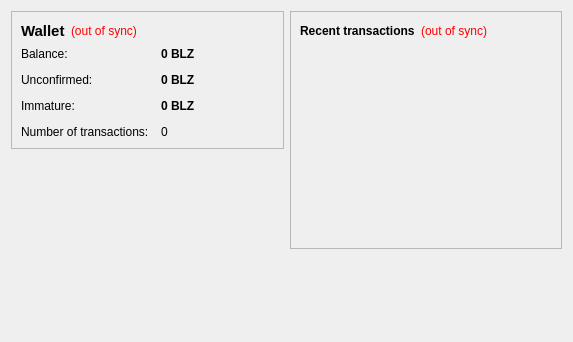
First picture: the form in src/qt/forms/overviewpage.ui, repository wpstudio/blazecoin, before the edit.
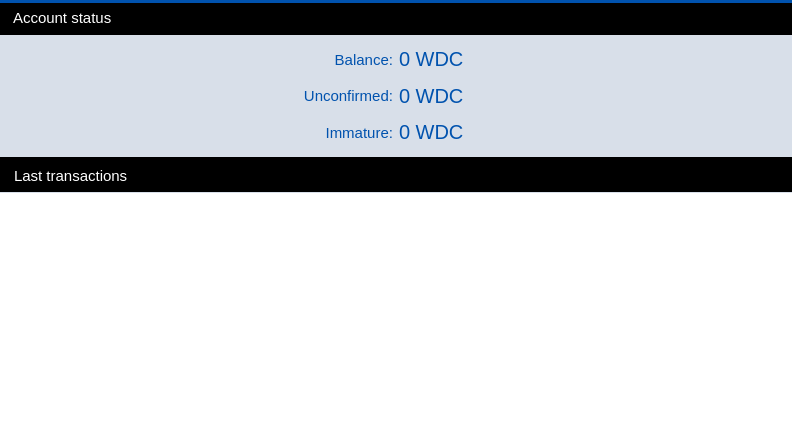
Second picture: the form after the edit. Icons and pictures are not drawn.

Commit message: Version 2 fix with Leveldb done right

Patch:
```diff
--- a/src/qt/forms/overviewpage.ui
+++ b/src/qt/forms/overviewpage.ui
@@ -6,317 +6,950 @@
    <rect>
     <x>0</x>
     <y>0</y>
-    <width>573</width>
-    <height>342</height>
+    <width>792</width>
+    <height>438</height>
    </rect>
   </property>
+  <property name="palette">
+   <palette>
+    <active>
+     <colorrole role="Button">
+      <brush brushstyle="SolidPattern">
+       <color alpha="255">
+        <red>233</red>
+        <green>217</green>
+        <blue>216</blue>
+       </color>
+      </brush>
+     </colorrole>
+     <colorrole role="Base">
+      <brush brushstyle="SolidPattern">
+       <color alpha="255">
+        <red>233</red>
+        <green>217</green>
+        <blue>216</blue>
+       </color>
+      </brush>
+     </colorrole>
+     <colorrole role="Window">
+      <brush brushstyle="SolidPattern">
+       <color alpha="255">
+        <red>233</red>
+        <green>217</green>
+        <blue>216</blue>
+       </color>
+      </brush>
+     </colorrole>
+     <colorrole role="Highlight">
+      <brush brushstyle="SolidPattern">
+       <color alpha="255">
+        <red>235</red>
+        <green>235</green>
+        <blue>235</blue>
+       </color>
+      </brush>
+     </colorrole>
+     <colorrole role="HighlightedText">
+      <brush brushstyle="SolidPattern">
+       <color alpha="255">
+        <red>171</red>
+        <green>127</green>
+        <blue>130</blue>
+       </color>
+      </brush>
+     </colorrole>
+    </active>
+    <inactive>
+     <colorrole role="Button">
+      <brush brushstyle="SolidPattern">
+       <color alpha="255">
+        <red>233</red>
+        <green>217</green>
+        <blue>216</blue>
+       </color>
+      </brush>
+     </colorrole>
+     <colorrole role="Base">
+      <brush brushstyle="SolidPattern">
+       <color alpha="255">
+        <red>233</red>
+        <green>217</green>
+        <blue>216</blue>
+       </color>
+      </brush>
+     </colorrole>
+     <colorrole role="Window">
+      <brush brushstyle="SolidPattern">
+       <color alpha="255">
+        <red>233</red>
+        <green>217</green>
+        <blue>216</blue>
+       </color>
+      </brush>
+     </colorrole>
+     <colorrole role="Highlight">
+      <brush brushstyle="SolidPattern">
+       <color alpha="255">
+        <red>235</red>
+        <green>235</green>
+        <blue>235</blue>
+       </color>
+      </brush>
+     </colorrole>
+     <colorrole role="HighlightedText">
+      <brush brushstyle="SolidPattern">
+       <color alpha="255">
+        <red>171</red>
+        <green>127</green>
+        <blue>130</blue>
+       </color>
+      </brush>
+     </colorrole>
+    </inactive>
+    <disabled>
+     <colorrole role="Button">
+      <brush brushstyle="SolidPattern">
+       <color alpha="255">
+        <red>233</red>
+        <green>217</green>
+        <blue>216</blue>
+       </color>
+      </brush>
+     </colorrole>
+     <colorrole role="Base">
+      <brush brushstyle="SolidPattern">
+       <color alpha="255">
+        <red>233</red>
+        <green>217</green>
+        <blue>216</blue>
+       </color>
+      </brush>
+     </colorrole>
+     <colorrole role="Window">
+      <brush brushstyle="SolidPattern">
+       <color alpha="255">
+        <red>233</red>
+        <green>217</green>
+        <blue>216</blue>
+       </color>
+      </brush>
+     </colorrole>
+     <colorrole role="Highlight">
+      <brush brushstyle="SolidPattern">
+       <color alpha="255">
+        <red>240</red>
+        <green>240</green>
+        <blue>240</blue>
+       </color>
+      </brush>
+     </colorrole>
+     <colorrole role="HighlightedText">
+      <brush brushstyle="SolidPattern">
+       <color alpha="255">
+        <red>171</red>
+        <green>127</green>
+        <blue>130</blue>
+       </color>
+      </brush>
+     </colorrole>
+    </disabled>
+   </palette>
+  </property>
   <property name="windowTitle">
    <string>Form</string>
   </property>
-  <layout class="QHBoxLayout" name="horizontalLayout" stretch="1,1">
+  <layout class="QVBoxLayout" name="verticalLayout">
+   <property name="spacing">
+    <number>0</number>
+   </property>
+   <property name="margin">
+    <number>0</number>
+   </property>
    <item>
-    <layout class="QVBoxLayout" name="verticalLayout_2">
-     <item>
-      <widget class="QFrame" name="frame">
-       <property name="frameShape">
-        <enum>QFrame::StyledPanel</enum>
-       </property>
-       <property name="frameShadow">
-        <enum>QFrame::Raised</enum>
-       </property>
-       <layout class="QVBoxLayout" name="verticalLayout_4">
-        <item>
-         <layout class="QHBoxLayout" name="horizontalLayout_4">
-          <item>
-           <widget class="QLabel" name="label_5">
-            <property name="font">
-             <font>
-              <pointsize>11</pointsize>
-              <weight>75</weight>
-              <bold>true</bold>
-             </font>
-            </property>
-            <property name="text">
-             <string>Wallet</string>
-            </property>
-           </widget>
-          </item>
-          <item>
-           <widget class="QLabel" name="labelWalletStatus">
-            <property name="toolTip">
-             <string>The displayed information may be out of date. Your wallet automatically synchronizes with the Blazecoin network after a connection is established, but this process has not completed yet.</string>
-            </property>
-            <property name="styleSheet">
-             <string notr="true">QLabel { color: red; }</string>
-            </property>
-            <property name="text">
-             <string notr="true">(out of sync)</string>
-            </property>
-            <property name="alignment">
-             <set>Qt::AlignLeading|Qt::AlignLeft|Qt::AlignVCenter</set>
-            </property>
-           </widget>
-          </item>
-          <item>
-           <spacer name="horizontalSpacer_2">
-            <property name="orientation">
-             <enum>Qt::Horizontal</enum>
-            </property>
-            <property name="sizeHint" stdset="0">
-             <size>
-              <width>40</width>
-              <height>20</height>
-             </size>
-            </property>
-           </spacer>
-          </item>
-         </layout>
-        </item>
-        <item>
-         <layout class="QFormLayout" name="formLayout_2">
-          <property name="fieldGrowthPolicy">
-           <enum>QFormLayout::AllNonFixedFieldsGrow</enum>
-          </property>
-          <property name="horizontalSpacing">
-           <number>12</number>
-          </property>
-          <property name="verticalSpacing">
-           <number>12</number>
-          </property>
-          <item row="0" column="0">
-           <widget class="QLabel" name="label">
-            <property name="text">
-             <string>Balance:</string>
-            </property>
-           </widget>
-          </item>
-          <item row="0" column="1">
-           <widget class="QLabel" name="labelBalance">
-            <property name="font">
-             <font>
-              <weight>75</weight>
-              <bold>true</bold>
-             </font>
-            </property>
-            <property name="cursor">
-             <cursorShape>IBeamCursor</cursorShape>
-            </property>
-            <property name="toolTip">
-             <string>Your current balance</string>
-            </property>
-            <property name="text">
-             <string notr="true">0 BLZ</string>
-            </property>
-            <property name="textInteractionFlags">
-             <set>Qt::LinksAccessibleByMouse|Qt::TextSelectableByKeyboard|Qt::TextSelectableByMouse</set>
-            </property>
-           </widget>
-          </item>
-          <item row="1" column="0">
-           <widget class="QLabel" name="label_3">
-            <property name="text">
-             <string>Unconfirmed:</string>
-            </property>
-           </widget>
-          </item>
-          <item row="1" column="1">
-           <widget class="QLabel" name="labelUnconfirmed">
-            <property name="font">
-             <font>
-              <weight>75</weight>
-              <bold>true</bold>
-             </font>
-            </property>
-            <property name="cursor">
-             <cursorShape>IBeamCursor</cursorShape>
-            </property>
-            <property name="toolTip">
-             <string>Total of transactions that have yet to be confirmed, and do not yet count toward the current balance</string>
-            </property>
-            <property name="text">
-             <string notr="true">0 BLZ</string>
-            </property>
-            <property name="textInteractionFlags">
-             <set>Qt::LinksAccessibleByMouse|Qt::TextSelectableByKeyboard|Qt::TextSelectableByMouse</set>
-            </property>
-           </widget>
-          </item>
-          <item row="3" column="0">
-           <widget class="QLabel" name="label_2">
-            <property name="text">
-             <string>Number of transactions:</string>
-            </property>
-           </widget>
-          </item>
-          <item row="3" column="1">
-           <widget class="QLabel" name="labelNumTransactions">
-            <property name="toolTip">
-             <string>Total number of transactions in wallet</string>
-            </property>
-            <property name="text">
-             <string notr="true">0</string>
-            </property>
-           </widget>
-          </item>
-          <item row="2" column="0">
-           <widget class="QLabel" name="labelImmatureText">
-            <property name="text">
-             <string>Immature:</string>
-            </property>
-           </widget>
-          </item>
-          <item row="2" column="1">
-           <widget class="QLabel" name="labelImmature">
-            <property name="font">
-             <font>
-              <weight>75</weight>
-              <bold>true</bold>
-             </font>
-            </property>
-            <property name="toolTip">
-             <string>Mined balance that has not yet matured</string>
-            </property>
-            <property name="text">
-             <string notr="true">0 BLZ</string>
-            </property>
-            <property name="textInteractionFlags">
-             <set>Qt::LinksAccessibleByMouse|Qt::TextSelectableByKeyboard|Qt::TextSelectableByMouse</set>
-            </property>
-           </widget>
-          </item>
-         </layout>
-        </item>
-       </layout>
-      </widget>
-     </item>
-     <item>
-      <spacer name="verticalSpacer">
-       <property name="orientation">
-        <enum>Qt::Vertical</enum>
-       </property>
-       <property name="sizeHint" stdset="0">
-        <size>
-         <width>20</width>
-         <height>40</height>
-        </size>
-       </property>
-      </spacer>
-     </item>
-     <item>
-         <widget class="QLabel" name="label_wallet_bgcoin">
-          <property name="text">
-           <string/>
-          </property>
-          <property name="pixmap">
-           <pixmap resource="../bitcoin.qrc">:/images/blazecoin_splash.png</pixmap>
-          </property>
-          <property name="scaledContents">
-           <bool>false</bool>
-          </property>
-          <property name="alignment">
-           <set>Qt::AlignCenter</set>
-          </property>
-          <property name="margin">
-           <number>-2</number>
-          </property>
-         </widget>
-        </item>
-        <item>
-         <widget class="QLabel" name="label_6">
-          <property name="text">
-           <string/>
-          </property>
-         </widget>
-        </item>
-    </layout>
+    <widget class="QWidget" name="wStatus" native="true">
+     <property name="minimumSize">
+      <size>
+       <width>0</width>
+       <height>157</height>
+      </size>
+     </property>
+     <property name="maximumSize">
+      <size>
+       <width>16777215</width>
+       <height>157</height>
+      </size>
+     </property>
+     <layout class="QVBoxLayout" name="verticalLayout_4">
+      <property name="spacing">
+       <number>0</number>
+      </property>
+      <property name="margin">
+       <number>0</number>
+      </property>
+      <item>
+       <widget class="Line" name="line">
+        <property name="styleSheet">
+         <string notr="true">background-color: #0052AE;</string>
+        </property>
+        <property name="frameShadow">
+         <enum>QFrame::Raised</enum>
+        </property>
+        <property name="lineWidth">
+         <number>0</number>
+        </property>
+        <property name="orientation">
+         <enum>Qt::Horizontal</enum>
+        </property>
+       </widget>
+      </item>
+      <item>
+       <widget class="QWidget" name="wStateHeader" native="true">
+        <property name="minimumSize">
+         <size>
+          <width>0</width>
+          <height>32</height>
+         </size>
+        </property>
+        <property name="maximumSize">
+         <size>
+          <width>16777215</width>
+          <height>32</height>
+         </size>
+        </property>
+        <property name="sizeIncrement">
+         <size>
+          <width>0</width>
+          <height>0</height>
+         </size>
+        </property>
+        <property name="styleSheet">
+         <string notr="true">#wStateHeader {
+	background-color: black;
+}</string>
+        </property>
+        <property name="is_header" stdset="0">
+         <bool>true</bool>
+        </property>
+        <widget class="QLabel" name="label_5">
+         <property name="geometry">
+          <rect>
+           <x>13</x>
+           <y>6</y>
+           <width>112</width>
+           <height>18</height>
+          </rect>
+         </property>
+         <property name="font">
+          <font>
+           <pointsize>11</pointsize>
+           <stylestrategy>PreferAntialias</stylestrategy>
+          </font>
+         </property>
+         <property name="styleSheet">
+          <string notr="true">QLabel {
+	color: #fff;
+}</string>
+         </property>
+         <property name="text">
+          <string>Account status</string>
+         </property>
+        </widget>
+       </widget>
+      </item>
+      <item>
+       <widget class="QWidget" name="wState" native="true">
+        <property name="sizePolicy">
+         <sizepolicy hsizetype="Preferred" vsizetype="Preferred">
+          <horstretch>0</horstretch>
+          <verstretch>0</verstretch>
+         </sizepolicy>
+        </property>
+        <property name="styleSheet">
+         <string notr="true">#wState {
+	background-color: #D8DFE9;
+}</string>
+        </property>
+        <layout class="QGridLayout" name="gridLayout">
+         <item row="2" column="2">
+          <layout class="QHBoxLayout" name="horizontalLayout_3">
+           <item>
+            <widget class="QLabel" name="labelImmature">
+             <property name="font">
+              <font>
+               <pointsize>15</pointsize>
+               <stylestrategy>PreferAntialias</stylestrategy>
+              </font>
+             </property>
+             <property name="styleSheet">
+              <string notr="true">color: #0052AE;</string>
+             </property>
+             <property name="text">
+              <string>0 WDC</string>
+             </property>
+             <property name="textInteractionFlags">
+              <set>Qt::TextSelectableByMouse</set>
+             </property>
+            </widget>
+           </item>
+           <item>
+            <widget class="QLabel" name="label_3">
+             <property name="text">
+              <string/>
+             </property>
+             <property name="pixmap">
+              <pixmap resource="../res.qrc">:/res/logo_small.png</pixmap>
+             </property>
+            </widget>
+           </item>
+           <item>
+            <spacer name="horizontalSpacer_4">
+             <property name="orientation">
+              <enum>Qt::Horizontal</enum>
+             </property>
+             <property name="sizeHint" stdset="0">
+              <size>
+               <width>40</width>
+               <height>20</height>
+              </size>
+             </property>
+            </spacer>
+           </item>
+          </layout>
+         </item>
+         <item row="1" column="2">
+          <layout class="QHBoxLayout" name="horizontalLayout_2">
+           <item>
+            <widget class="QLabel" name="labelUnconfirmed">
+             <property name="font">
+              <font>
+               <pointsize>15</pointsize>
+               <stylestrategy>PreferAntialias</stylestrategy>
+              </font>
+             </property>
+             <property name="styleSheet">
+              <string notr="true">color: #0052AE;</string>
+             </property>
+             <property name="text">
+              <string>0 WDC</string>
+             </property>
+             <property name="textInteractionFlags">
+              <set>Qt::TextSelectableByMouse</set>
+             </property>
+            </widget>
+           </item>
+           <item>
+            <widget class="QLabel" name="label_2">
+             <property name="text">
+              <string/>
+             </property>
+             <property name="pixmap">
+              <pixmap resource="../res.qrc">:/res/logo_small.png</pixmap>
+             </property>
+            </widget>
+           </item>
+           <item>
+            <spacer name="horizontalSpacer_3">
+             <property name="orientation">
+              <enum>Qt::Horizontal</enum>
+             </property>
+             <property name="sizeHint" stdset="0">
+              <size>
+               <width>40</width>
+               <height>20</height>
+              </size>
+             </property>
+            </spacer>
+           </item>
+          </layout>
+         </item>
+         <item row="0" column="2">
+          <layout class="QHBoxLayout" name="horizontalLayout">
+           <item>
+            <widget class="QLabel" name="labelBalance">
+             <property name="font">
+              <font>
+               <pointsize>15</pointsize>
+               <stylestrategy>PreferAntialias</stylestrategy>
+              </font>
+             </property>
+             <property name="styleSheet">
+              <string notr="true">color: #0052AE;</string>
+             </property>
+             <property name="text">
+              <string>0 WDC</string>
+             </property>
+             <property name="textInteractionFlags">
+              <set>Qt::TextSelectableByMouse</set>
+             </property>
+            </widget>
+           </item>
+           <item>
+            <widget class="QLabel" name="label">
+             <property name="text">
+              <string/>
+             </property>
+             <property name="pixmap">
+              <pixmap resource="../res.qrc">:/res/logo_small.png</pixmap>
+             </property>
+            </widget>
+           </item>
+           <item>
+            <spacer name="horizontalSpacer">
+             <property name="orientation">
+              <enum>Qt::Horizontal</enum>
+             </property>
+             <property name="sizeHint" stdset="0">
+              <size>
+               <width>40</width>
+               <height>20</height>
+              </size>
+             </property>
+            </spacer>
+           </item>
+          </layout>
+         </item>
+         <item row="0" column="1">
+          <layout class="QHBoxLayout" name="horizontalLayout_4">
+           <item>
+            <spacer name="horizontalSpacer_2">
+             <property name="orientation">
+              <enum>Qt::Horizontal</enum>
+             </property>
+             <property name="sizeHint" stdset="0">
+              <size>
+               <width>40</width>
+               <height>20</height>
+              </size>
+             </property>
+            </spacer>
+           </item>
+           <item>
+            <widget class="QLabel" name="label_6">
+             <property name="font">
+              <font>
+               <pointsize>11</pointsize>
+               <stylestrategy>PreferAntialias</stylestrategy>
+              </font>
+             </property>
+             <property name="styleSheet">
+              <string notr="true">QLabel {
+	margin-right: 0px;
+	margin-top: 0px;
+	margin-bottom: 0px;
+	color: #0052AE;
+}</string>
+             </property>
+             <property name="text">
+              <string>Balance:</string>
+             </property>
+             <property name="alignment">
+              <set>Qt::AlignRight|Qt::AlignTrailing|Qt::AlignVCenter</set>
+             </property>
+             <property name="margin">
+              <number>0</number>
+             </property>
+             <property name="textInteractionFlags">
+              <set>Qt::NoTextInteraction</set>
+             </property>
+            </widget>
+           </item>
+          </layout>
+         </item>
+         <item row="1" column="1">
+          <layout class="QHBoxLayout" name="horizontalLayout_9">
+           <item>
+            <spacer name="horizontalSpacer_5">
+             <property name="orientation">
+              <enum>Qt::Horizontal</enum>
+             </property>
+             <property name="sizeHint" stdset="0">
+              <size>
+               <width>40</width>
+               <height>20</height>
+              </size>
+             </property>
+            </spacer>
+           </item>
+           <item>
+            <widget class="QLabel" name="label_7">
+             <property name="font">
+              <font>
+               <pointsize>11</pointsize>
+               <stylestrategy>PreferAntialias</stylestrategy>
+              </font>
+             </property>
+             <property name="styleSheet">
+              <string notr="true">QLabel {
+	margin-right: 0px;
+	margin-top: 0px;
+	margin-bottom: 0px;
+	color: #0052AE;
+}</string>
+             </property>
+             <property name="text">
+              <string>Unconfirmed:</string>
+             </property>
+             <property name="alignment">
+              <set>Qt::AlignRight|Qt::AlignTrailing|Qt::AlignVCenter</set>
+             </property>
+             <property name="margin">
+              <number>0</number>
+             </property>
+             <property name="textInteractionFlags">
+              <set>Qt::NoTextInteraction</set>
+             </property>
+            </widget>
+           </item>
+          </layout>
+         </item>
+         <item row="2" column="1">
+          <layout class="QHBoxLayout" name="horizontalLayout_10">
+           <item>
+            <spacer name="horizontalSpacer_7">
+             <property name="orientation">
+              <enum>Qt::Horizontal</enum>
+             </property>
+             <property name="sizeHint" stdset="0">
+              <size>
+               <width>40</width>
+               <height>20</height>
+              </size>
+             </property>
+            </spacer>
+           </item>
+           <item>
+            <widget class="QLabel" name="label_8">
+             <property name="font">
+              <font>
+               <pointsize>11</pointsize>
+               <stylestrategy>PreferAntialias</stylestrategy>
+              </font>
+             </property>
+             <property name="styleSheet">
+              <string notr="true">QLabel {
+	margin-right: 0px;
+	margin-top: 0px;
+	margin-bottom: 0px;
+	color: #0052AE;
+}</string>
+             </property>
+             <property name="text">
+              <string>Immature:</string>
+             </property>
+             <property name="alignment">
+              <set>Qt::AlignRight|Qt::AlignTrailing|Qt::AlignVCenter</set>
+             </property>
+             <property name="margin">
+              <number>0</number>
+             </property>
+             <property name="textInteractionFlags">
+              <set>Qt::NoTextInteraction</set>
+             </property>
+            </widget>
+           </item>
+          </layout>
+         </item>
+        </layout>
+       </widget>
+      </item>
+     </layout>
+    </widget>
    </item>
    <item>
-    <layout class="QVBoxLayout" name="verticalLayout_3">
-     <item>
-      <widget class="QFrame" name="frame_2">
-       <property name="frameShape">
-        <enum>QFrame::StyledPanel</enum>
-       </property>
-       <property name="frameShadow">
-        <enum>QFrame::Raised</enum>
-       </property>
-       <layout class="QVBoxLayout" name="verticalLayout">
-        <item>
-         <layout class="QHBoxLayout" name="horizontalLayout_2">
-          <item>
-           <widget class="QLabel" name="label_4">
-            <property name="text">
-             <string>&lt;b&gt;Recent transactions&lt;/b&gt;</string>
-            </property>
-           </widget>
-          </item>
-          <item>
-           <widget class="QLabel" name="labelTransactionsStatus">
-            <property name="toolTip">
-             <string>The displayed information may be out of date. Your wallet automatically synchronizes with the Blazecoin network after a connection is established, but this process has not completed yet.</string>
-            </property>
-            <property name="styleSheet">
-             <string notr="true">QLabel { color: red; }</string>
-            </property>
-            <property name="text">
-             <string notr="true">(out of sync)</string>
-            </property>
-            <property name="alignment">
-             <set>Qt::AlignRight|Qt::AlignTrailing|Qt::AlignVCenter</set>
-            </property>
-           </widget>
-          </item>
-          <item>
-           <spacer name="horizontalSpacer">
-            <property name="orientation">
-             <enum>Qt::Horizontal</enum>
-            </property>
-            <property name="sizeHint" stdset="0">
-             <size>
-              <width>40</width>
-              <height>20</height>
-             </size>
-            </property>
-           </spacer>
-          </item>
-         </layout>
-        </item>
-        <item>
-         <widget class="QListView" name="listTransactions">
-          <property name="styleSheet">
-           <string notr="true">QListView { background: transparent; }</string>
-          </property>
-          <property name="frameShape">
-           <enum>QFrame::NoFrame</enum>
-          </property>
-          <property name="verticalScrollBarPolicy">
-           <enum>Qt::ScrollBarAlwaysOff</enum>
-          </property>
-          <property name="horizontalScrollBarPolicy">
-           <enum>Qt::ScrollBarAlwaysOff</enum>
-          </property>
-          <property name="selectionMode">
-           <enum>QAbstractItemView::NoSelection</enum>
-          </property>
-         </widget>
-        </item>
-       </layout>
-      </widget>
-     </item>
-     <item>
-      <spacer name="verticalSpacer_2">
-       <property name="orientation">
-        <enum>Qt::Vertical</enum>
-       </property>
-       <property name="sizeHint" stdset="0">
-        <size>
-         <width>20</width>
-         <height>40</height>
-        </size>
-       </property>
-      </spacer>
-     </item>
-    </layout>
+    <widget class="QWidget" name="wLastTransactions" native="true">
+     <property name="minimumSize">
+      <size>
+       <width>0</width>
+       <height>257</height>
+      </size>
+     </property>
+     <layout class="QVBoxLayout" name="verticalLayout_5">
+      <property name="spacing">
+       <number>0</number>
+      </property>
+      <property name="margin">
+       <number>0</number>
+      </property>
+      <item>
+       <widget class="Line" name="line_2">
+        <property name="styleSheet">
+         <string notr="true">background-color: #000000;</string>
+        </property>
+        <property name="lineWidth">
+         <number>0</number>
+        </property>
+        <property name="orientation">
+         <enum>Qt::Horizontal</enum>
+        </property>
+       </widget>
+      </item>
+      <item>
+       <widget class="QWidget" name="wLastTransactionsHeader" native="true">
+        <property name="minimumSize">
+         <size>
+          <width>0</width>
+          <height>32</height>
+         </size>
+        </property>
+        <property name="maximumSize">
+         <size>
+          <width>16777215</width>
+          <height>32</height>
+         </size>
+        </property>
+        <property name="styleSheet">
+         <string notr="true">#wLastTransactionsHeader {
+	background-color: black;
+color: white;
+}</string>
+        </property>
+        <property name="is_header" stdset="0">
+         <bool>true</bool>
+        </property>
+        <widget class="QLabel" name="label_19">
+         <property name="geometry">
+          <rect>
+           <x>14</x>
+           <y>7</y>
+           <width>129</width>
+           <height>18</height>
+          </rect>
+         </property>
+         <property name="font">
+          <font>
+           <pointsize>11</pointsize>
+           <stylestrategy>PreferAntialias</stylestrategy>
+          </font>
+         </property>
+         <property name="styleSheet">
+          <string notr="true">QLabel {
+	color: #fff;
+}</string>
+         </property>
+         <property name="text">
+          <string>Last transactions</string>
+         </property>
+        </widget>
+       </widget>
+      </item>
+      <item>
+       <widget class="QWidget" name="wLastTransactionsContainer" native="true">
+        <property name="palette">
+         <palette>
+          <active>
+           <colorrole role="WindowText">
+            <brush brushstyle="SolidPattern">
+             <color alpha="255">
+              <red>0</red>
+              <green>0</green>
+              <blue>0</blue>
+             </color>
+            </brush>
+           </colorrole>
+           <colorrole role="Button">
+            <brush brushstyle="SolidPattern">
+             <color alpha="255">
+              <red>216</red>
+              <green>223</green>
+              <blue>233</blue>
+             </color>
+            </brush>
+           </colorrole>
+           <colorrole role="Text">
+            <brush brushstyle="SolidPattern">
+             <color alpha="255">
+              <red>0</red>
+              <green>0</green>
+              <blue>0</blue>
+             </color>
+            </brush>
+           </colorrole>
+           <colorrole role="ButtonText">
+            <brush brushstyle="SolidPattern">
+             <color alpha="255">
+              <red>0</red>
+              <green>0</green>
+              <blue>0</blue>
+             </color>
+            </brush>
+           </colorrole>
+           <colorrole role="Base">
+            <brush brushstyle="SolidPattern">
+             <color alpha="255">
+              <red>216</red>
+              <green>223</green>
+              <blue>233</blue>
+             </color>
+            </brush>
+           </colorrole>
+           <colorrole role="Window">
+            <brush brushstyle="SolidPattern">
+             <color alpha="255">
+              <red>216</red>
+              <green>223</green>
+              <blue>233</blue>
+             </color>
+            </brush>
+           </colorrole>
+           <colorrole role="HighlightedText">
+            <brush brushstyle="SolidPattern">
+             <color alpha="255">
+              <red>0</red>
+              <green>0</green>
+              <blue>0</blue>
+             </color>
+            </brush>
+           </colorrole>
+          </active>
+          <inactive>
+           <colorrole role="WindowText">
+            <brush brushstyle="SolidPattern">
+             <color alpha="255">
+              <red>0</red>
+              <green>0</green>
+              <blue>0</blue>
+             </color>
+            </brush>
+           </colorrole>
+           <colorrole role="Button">
+            <brush brushstyle="SolidPattern">
+             <color alpha="255">
+              <red>216</red>
+              <green>223</green>
+              <blue>233</blue>
+             </color>
+            </brush>
+           </colorrole>
+           <colorrole role="Text">
+            <brush brushstyle="SolidPattern">
+             <color alpha="255">
+              <red>0</red>
+              <green>0</green>
+              <blue>0</blue>
+             </color>
+            </brush>
+           </colorrole>
+           <colorrole role="ButtonText">
+            <brush brushstyle="SolidPattern">
+             <color alpha="255">
+              <red>0</red>
+              <green>0</green>
+              <blue>0</blue>
+             </color>
+            </brush>
+           </colorrole>
+           <colorrole role="Base">
+            <brush brushstyle="SolidPattern">
+             <color alpha="255">
+              <red>216</red>
+              <green>223</green>
+              <blue>233</blue>
+             </color>
+            </brush>
+           </colorrole>
+           <colorrole role="Window">
+            <brush brushstyle="SolidPattern">
+             <color alpha="255">
+              <red>216</red>
+              <green>223</green>
+              <blue>233</blue>
+             </color>
+            </brush>
+           </colorrole>
+           <colorrole role="HighlightedText">
+            <brush brushstyle="SolidPattern">
+             <color alpha="255">
+              <red>0</red>
+              <green>0</green>
+              <blue>0</blue>
+             </color>
+            </brush>
+           </colorrole>
+          </inactive>
+          <disabled>
+           <colorrole role="WindowText">
+            <brush brushstyle="SolidPattern">
+             <color alpha="255">
+              <red>0</red>
+              <green>0</green>
+              <blue>0</blue>
+             </color>
+            </brush>
+           </colorrole>
+           <colorrole role="Button">
+            <brush brushstyle="SolidPattern">
+             <color alpha="255">
+              <red>216</red>
+              <green>223</green>
+              <blue>233</blue>
+             </color>
+            </brush>
+           </colorrole>
+           <colorrole role="Text">
+            <brush brushstyle="SolidPattern">
+             <color alpha="255">
+              <red>0</red>
+              <green>0</green>
+              <blue>0</blue>
+             </color>
+            </brush>
+           </colorrole>
+           <colorrole role="ButtonText">
+            <brush brushstyle="SolidPattern">
+             <color alpha="255">
+              <red>0</red>
+              <green>0</green>
+              <blue>0</blue>
+             </color>
+            </brush>
+           </colorrole>
+           <colorrole role="Base">
+            <brush brushstyle="SolidPattern">
+             <color alpha="255">
+              <red>216</red>
+              <green>223</green>
+              <blue>233</blue>
+             </color>
+            </brush>
+           </colorrole>
+           <colorrole role="Window">
+            <brush brushstyle="SolidPattern">
+             <color alpha="255">
+              <red>216</red>
+              <green>223</green>
+              <blue>233</blue>
+             </color>
+            </brush>
+           </colorrole>
+           <colorrole role="HighlightedText">
+            <brush brushstyle="SolidPattern">
+             <color alpha="255">
+              <red>0</red>
+              <green>0</green>
+              <blue>0</blue>
+             </color>
+            </brush>
+           </colorrole>
+          </disabled>
+         </palette>
+        </property>
+        <property name="font">
+         <font>
+          <pointsize>8</pointsize>
+         </font>
+        </property>
+        <property name="styleSheet">
+         <string notr="true">#wLastTransactionsContainer {
+	background-color: #D8DFE9;
+	color: black;
+}</string>
+        </property>
+        <widget class="QTableView" name="tableLastTransactionView">
+         <property name="geometry">
+          <rect>
+           <x>0</x>
+           <y>1</y>
+           <width>792</width>
+           <height>246</height>
+          </rect>
+         </property>
+         <property name="sizePolicy">
+          <sizepolicy hsizetype="Fixed" vsizetype="Expanding">
+           <horstretch>0</horstretch>
+           <verstretch>0</verstretch>
+          </sizepolicy>
+         </property>
+         <property name="font">
+          <font>
+           <pointsize>8</pointsize>
+          </font>
+         </property>
+         <property name="layoutDirection">
+          <enum>Qt::LeftToRight</enum>
+         </property>
+         <property name="styleSheet">
+          <string notr="true"> QScrollBar:vertical {
+     border: 0px solid grey;
+     background: white;
+     width: 9px;
+     margin: 15px 0px 0 0px;
+ }
+ QScrollBar::handle:vertical {
+     background: #D8DFE9;
+     min-width: 20px;
+ }
+QScrollBar::sub-line:vertical {
+	height: 0px;
+    width: 0px;
+}
+
+QHeaderView {
+	background-color: #D8DFE9;
+	font-size: 10;
+	text-align:left;
+color: black;
+}
+QHeaderView::section {
+    background-color: #D8DFE9;
+    color: #0052AE;
+    padding-left: 5px;
+    border: 0px solid #6c6c6c;
+	text-align:left;
+}
+
+/* style the sort indicator */
+QHeaderView::down-arrow {
+    image: url(down_arrow.png);
+}
+
+QHeaderView::up-arrow {
+    image: url(up_arrow.png);
+}
+
+QTableView {
+	selection-background-color: #ebebeb;
+	selection-color:  black;
+	color: black;
+}</string>
+         </property>
+         <property name="frameShape">
+          <enum>QFrame::NoFrame</enum>
+         </property>
+         <property name="horizontalScrollBarPolicy">
+          <enum>Qt::ScrollBarAsNeeded</enum>
+         </property>
+         <property name="editTriggers">
+          <set>QAbstractItemView::NoEditTriggers</set>
+         </property>
+         <property name="selectionMode">
+          <enum>QAbstractItemView::SingleSelection</enum>
+         </property>
+         <property name="selectionBehavior">
+          <enum>QAbstractItemView::SelectRows</enum>
+         </property>
+         <property name="showGrid">
+          <bool>false</bool>
+         </property>
+         <attribute name="horizontalHeaderDefaultSectionSize">
+          <number>100</number>
+         </attribute>
+         <attribute name="horizontalHeaderMinimumSectionSize">
+          <number>33</number>
+         </attribute>
+         <attribute name="verticalHeaderVisible">
+          <bool>false</bool>
+         </attribute>
+         <attribute name="verticalHeaderDefaultSectionSize">
+          <number>20</number>
+         </attribute>
+         <attribute name="verticalHeaderMinimumSectionSize">
+          <number>20</number>
+         </attribute>
+        </widget>
+       </widget>
+      </item>
+     </layout>
+    </widget>
    </item>
   </layout>
  </widget>
```
Left out of the diff: 4 changed lines with no effect on the pictures. The commit also changes 833 other files.
